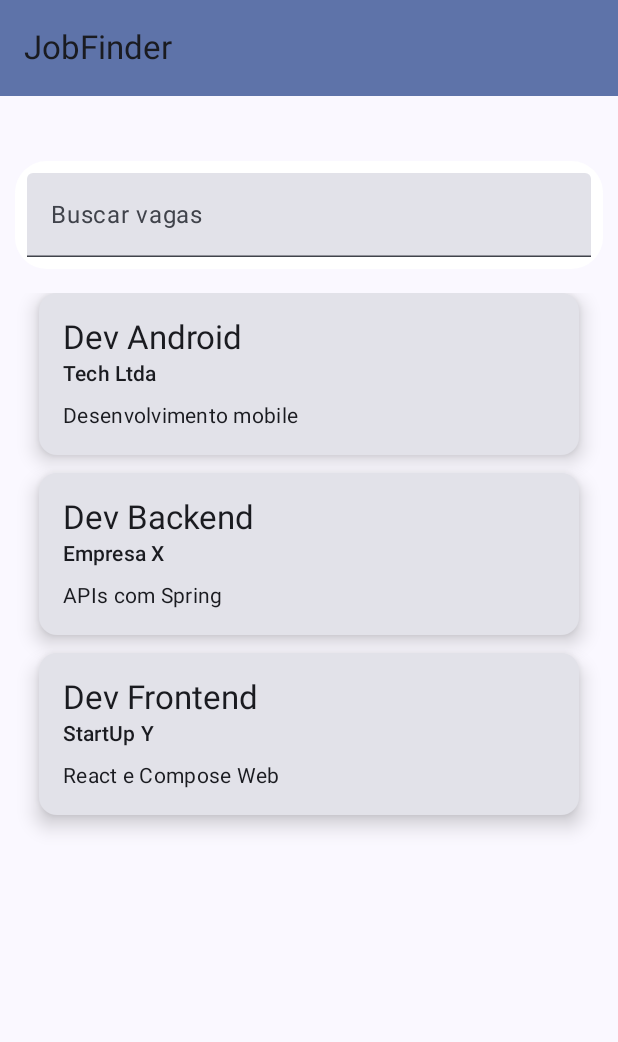
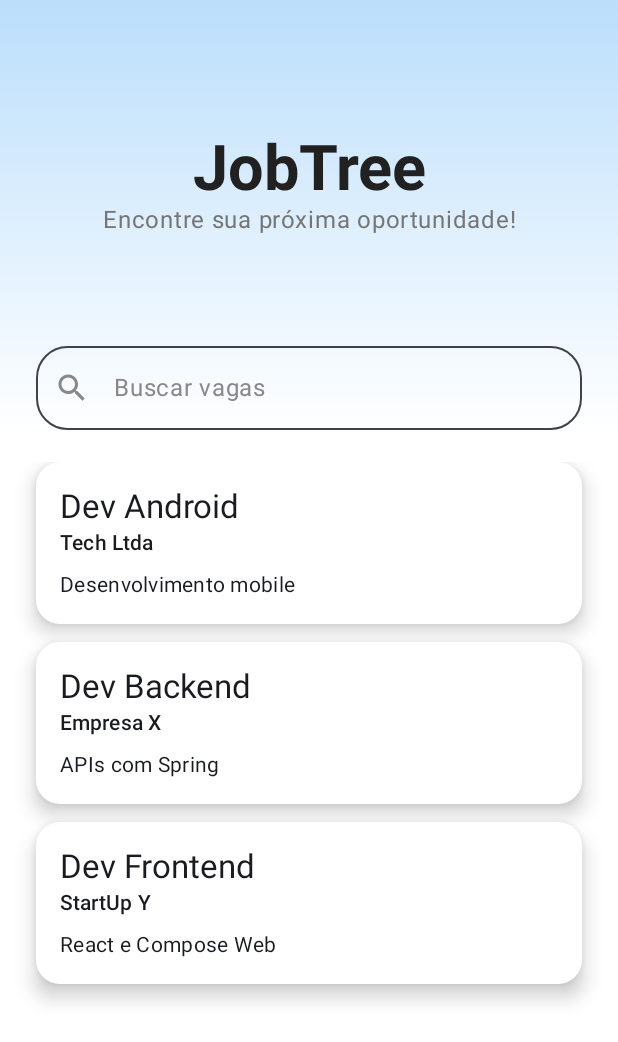
Before and after one commit to compermane/aa1-mob, an Android app built with Jetpack Compose: the HomePageScreen screen opened through its navigation route, on a phone screen of 412 x 824 dp. Shown: the top 1042 px of the screen. Run offline under Robolectric (Android 15) with nearby library versions, the phone set to English and light mode, and no system bars; our stand-ins replace Room's generated code; libraries missing offline, so code that uses them is left out: org.mindrot.jbcrypt; 7 statements that could not run were skipped.

Commit message:
home page refact

```diff
--- a/app/src/main/java/com/example/aa1_mob/UserRepository.kt
+++ /dev/null
@@ -1 +0,0 @@
-package com.example.aa1_mob
--- a/app/src/main/java/com/example/aa1_mob/presentation/ui/screens/HomePageScreen.kt
+++ b/app/src/main/java/com/example/aa1_mob/presentation/ui/screens/HomePageScreen.kt
@@ -3,10 +3,10 @@ package com.example.aa1_mob.presentation.ui.screens
 import android.util.Log
 import androidx.compose.foundation.background
 import androidx.compose.foundation.clickable
-import androidx.compose.foundation.layout.Arrangement
+import androidx.compose.foundation.layout.Box
 import androidx.compose.foundation.layout.Column
-import androidx.compose.foundation.layout.Row
 import androidx.compose.foundation.layout.Spacer
+import androidx.compose.foundation.layout.fillMaxHeight
 import androidx.compose.foundation.layout.fillMaxSize
 import androidx.compose.foundation.layout.fillMaxWidth
 import androidx.compose.foundation.layout.height
@@ -14,15 +14,16 @@ import androidx.compose.foundation.layout.padding
 import androidx.compose.foundation.lazy.LazyColumn
 import androidx.compose.foundation.lazy.items
 import androidx.compose.foundation.shape.RoundedCornerShape
+import androidx.compose.material.icons.Icons
+import androidx.compose.material.icons.filled.Search
 import androidx.compose.material3.Card
 import androidx.compose.material3.CardDefaults
 import androidx.compose.material3.ExperimentalMaterial3Api
+import androidx.compose.material3.Icon
 import androidx.compose.material3.MaterialTheme
-import androidx.compose.material3.Scaffold
+import androidx.compose.material3.OutlinedTextField
 import androidx.compose.material3.Text
-import androidx.compose.material3.TextField
-import androidx.compose.material3.TopAppBar
-import androidx.compose.material3.TopAppBarDefaults
+import androidx.compose.material3.TextFieldDefaults
 import androidx.compose.runtime.Composable
 import androidx.compose.runtime.LaunchedEffect
 import androidx.compose.runtime.collectAsState
@@ -32,11 +33,21 @@ import androidx.compose.runtime.remember
 import androidx.compose.runtime.setValue
 import androidx.compose.ui.Alignment
 import androidx.compose.ui.Modifier
+import androidx.compose.ui.graphics.Brush
 import androidx.compose.ui.graphics.Color
+import androidx.compose.ui.text.font.FontWeight
+import androidx.compose.ui.text.style.TextAlign
+import androidx.compose.ui.tooling.preview.Preview
 import androidx.compose.ui.unit.dp
+import androidx.compose.ui.unit.sp
 import androidx.lifecycle.viewmodel.compose.viewModel
 import androidx.navigation.NavController
+import androidx.navigation.compose.rememberNavController
 import com.example.aa1_mob.repository.room.models.Job
+import com.example.aa1_mob.ui.theme.Aa1mobTheme
+import com.example.aa1_mob.ui.theme.VoeBlueLight
+import com.example.aa1_mob.ui.theme.VoeTextBlack
+import com.example.aa1_mob.ui.theme.VoeTextGrey
 import com.example.aa1_mob.viewmodel.AppViewModelProvider
 import com.example.aa1_mob.viewmodel.JobViewModel
 
@@ -50,25 +61,53 @@ fun HomePageScreen(
     LaunchedEffect(Unit) {
         jobViewModel.insertSampleJobs()
     }
-    Scaffold (
-        topBar = {
-            TopAppBar(
-                title  = { Text("JobFinder") },
-                colors = TopAppBarDefaults.mediumTopAppBarColors(
-                    containerColor = MaterialTheme.colorScheme.primaryContainer
+
+    Box(
+        modifier = Modifier
+            .fillMaxSize()
+            .background(Color.White)
+    ) {
+        Box(
+            modifier = Modifier
+                .fillMaxWidth()
+                .fillMaxHeight(0.35f)
+                .background(
+                    brush = Brush.verticalGradient(
+                        colors = listOf(VoeBlueLight, Color.White),
+                        startY = 0f,
+                        endY = Float.POSITIVE_INFINITY
                     )
                 )
-        },
-        modifier = Modifier.fillMaxSize()
-    ){
-        innerPadding ->
+        )
+
         Column(
-            modifier = modifier.fillMaxSize().padding(10.dp),
-            horizontalAlignment = Alignment.CenterHorizontally,
-            verticalArrangement = Arrangement.Center
+            modifier = Modifier
+                .fillMaxSize()
+                .padding(24.dp),
+            horizontalAlignment = Alignment.CenterHorizontally
         ) {
-            Spacer(modifier = Modifier.padding(vertical = 27.dp))
-//            SearchBar()
+            Spacer(modifier = Modifier.height(64.dp))
+
+            Text(
+                text  = "JobTree",
+                style = MaterialTheme.typography.headlineLarge.copy(
+                    fontWeight = FontWeight.Bold,
+                    fontSize   = 42.sp
+                ),
+                color     = VoeTextBlack,
+                textAlign = TextAlign.Center
+            )
+
+            Text(
+                text      = "Encontre sua próxima oportunidade!",
+                style     = MaterialTheme.typography.bodyLarge,
+                color     = VoeTextGrey,
+                textAlign = TextAlign.Center,
+                modifier  = Modifier.padding(horizontal = 32.dp)
+            )
+
+            Spacer(modifier = Modifier.height(32.dp))
+
             JobList(jobViewModel, navController)
         }
     }
@@ -78,35 +117,65 @@ fun HomePageScreen(
 fun SearchBar(onSearch: (String) -> Unit) {
     var searchQuery by remember { mutableStateOf("") }
 
-    Row(
-        modifier = Modifier
-            .fillMaxWidth()
-            .background(Color.White, shape = RoundedCornerShape(21.dp))
-            .padding(8.dp),
-        verticalAlignment = Alignment.CenterVertically
-    ) {
-        TextField(
+    OutlinedTextField(
         value = searchQuery,
         onValueChange = {
             searchQuery = it
             onSearch(it)
-                Log.i("SearchBar", "Searching for ${it}")
+            Log.i("SearchBar", "Searching for $it")
         },
-            placeholder = { Text("Buscar vagas") },
-            modifier = Modifier.weight(1f),
+        placeholder = {
+            Text(
+                text = "Buscar vagas",
+                color = Color.Gray
+            )
+        },
+        singleLine = true,
+        modifier = Modifier
+            .fillMaxWidth()
+            .height(56.dp),
+        shape = RoundedCornerShape(21.dp),
+        colors = TextFieldDefaults.colors(
+            focusedContainerColor = Color.Transparent,
+            unfocusedContainerColor = Color.Transparent,
+            disabledContainerColor = Color.White,
+            errorContainerColor = Color.White,
+
+            focusedLabelColor = Color.Black,
+            unfocusedLabelColor = Color.Gray,
+            disabledLabelColor = Color.LightGray,
+            errorLabelColor = Color.Red,
+
+            focusedPlaceholderColor = Color.Gray,
+            unfocusedPlaceholderColor = Color.Gray,
+            disabledPlaceholderColor = Color.LightGray,
+            errorPlaceholderColor = Color.Red,
+        ),
+        leadingIcon = {
+            Icon(
+                imageVector = Icons.Default.Search,
+                contentDescription = "Search Icon",
+                tint = Color.Gray
             )
         }
+    )
 }
 
 @Composable
 fun JobCard(job : Job, onClick : () -> Unit) {
     Card(
-        modifier = Modifier
+        shape     = RoundedCornerShape(16.dp),
+        modifier  = Modifier
             .fillMaxWidth()
             .clickable{ onClick() },
-        elevation = CardDefaults.cardElevation(8.dp)
+        colors    = CardDefaults.cardColors(containerColor = Color.White),
+        elevation = CardDefaults.cardElevation(defaultElevation = 8.dp)
     ) {
-        Column(modifier = Modifier.padding(16.dp)) {
+        Column(
+            modifier = Modifier
+                .fillMaxSize()
+                .padding(16.dp)
+        ) {
             Text(text = job.titulo, style = MaterialTheme.typography.titleLarge)
             Text(text = job.empresa, style = MaterialTheme.typography.labelLarge)
             Spacer(modifier = Modifier.height(8.dp))
@@ -127,10 +196,12 @@ fun JobList(viewModel: JobViewModel, navController: NavController) {
              viewModel.onSearchQueryChanged(query)
         }
     }
+    Spacer(
+        modifier = Modifier.padding(0.dp, 0.dp, 0.dp, 21.dp)
+    )
     LazyColumn(
         modifier = Modifier
             .fillMaxSize()
-            .padding(16.dp)
     ) {
         items(jobList) { job ->
             JobCard(job = job, onClick = {
@@ -141,3 +212,12 @@ fun JobList(viewModel: JobViewModel, navController: NavController) {
         }
     }
 }
+
+@Preview(showBackground = true, showSystemUi = true)
+@Composable
+fun HomePageScreenPreview() {
+    Aa1mobTheme {
+        val navController = rememberNavController()
+        HomePageScreen(navController = navController)
+    }
+}
--- /dev/null
+++ b/app/src/main/java/com/example/aa1_mob/repository/UserRepository.kt
@@ -0,0 +1 @@
+package com.example.aa1_mob.repository
```
Lines whose indentation alone changed are shown as unchanged.
